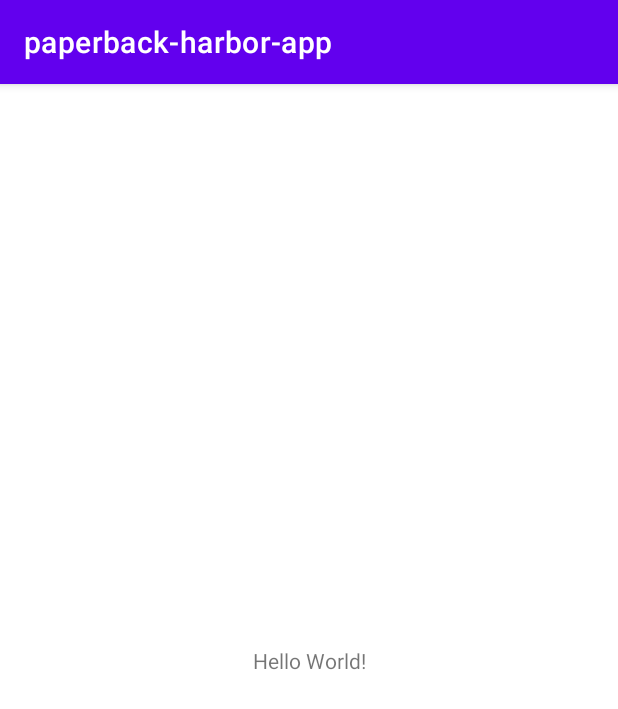
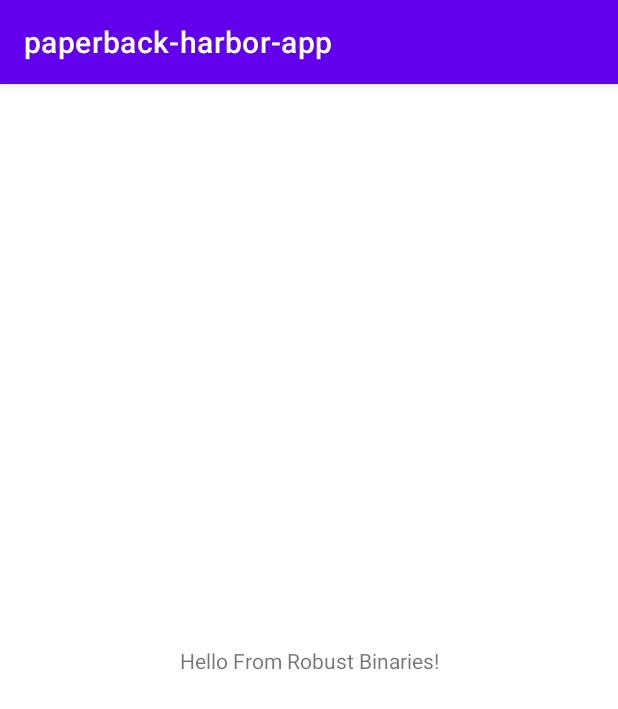
Before and after one commit to onkarmadhekar/Paperback-Harbor, an Android app: the screen it shows after launch (MainActivity), on a phone screen of 412 x 824 dp. Shown: the top 709 px of the screen. Run offline under Robolectric (Android 15) with nearby library versions, the light colour scheme and no system bars.

Commit message:
hello world changed to hello from robust binaries

```diff
--- a/app/src/main/res/layout/activity_main.xml
+++ b/app/src/main/res/layout/activity_main.xml
@@ -9,7 +9,7 @@
     <TextView
         android:layout_width="wrap_content"
         android:layout_height="wrap_content"
-        android:text="Hello World!"
+        android:text="Hello From Robust Binaries!"
         app:layout_constraintBottom_toBottomOf="parent"
         app:layout_constraintLeft_toLeftOf="parent"
         app:layout_constraintRight_toRightOf="parent"
```
